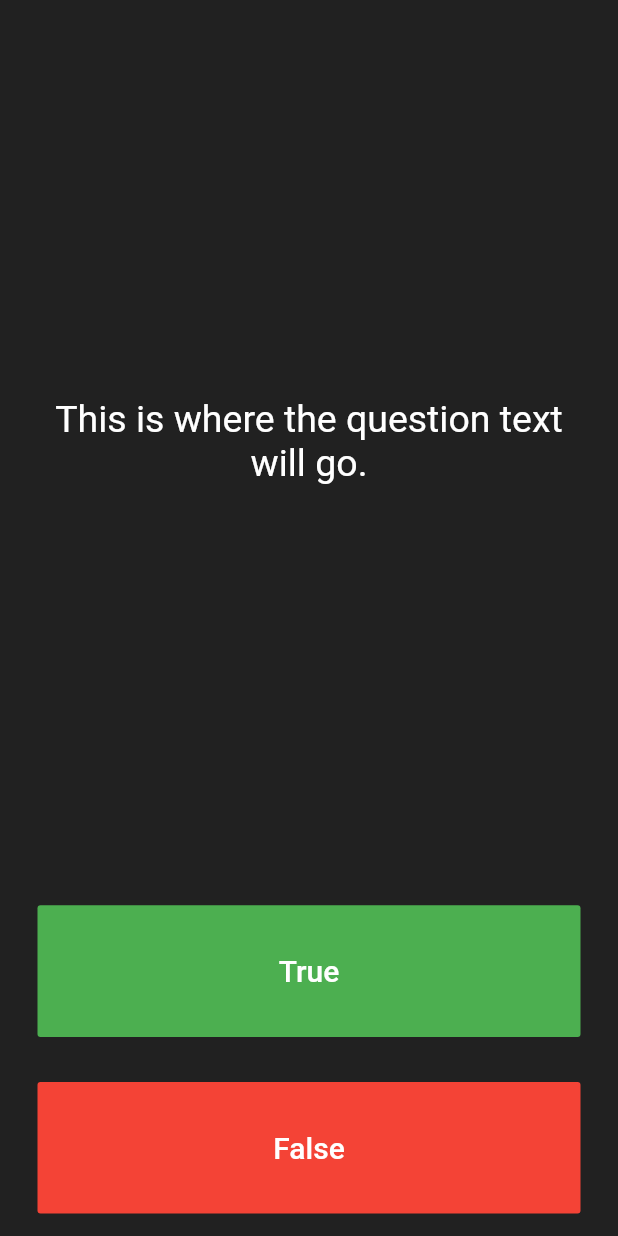
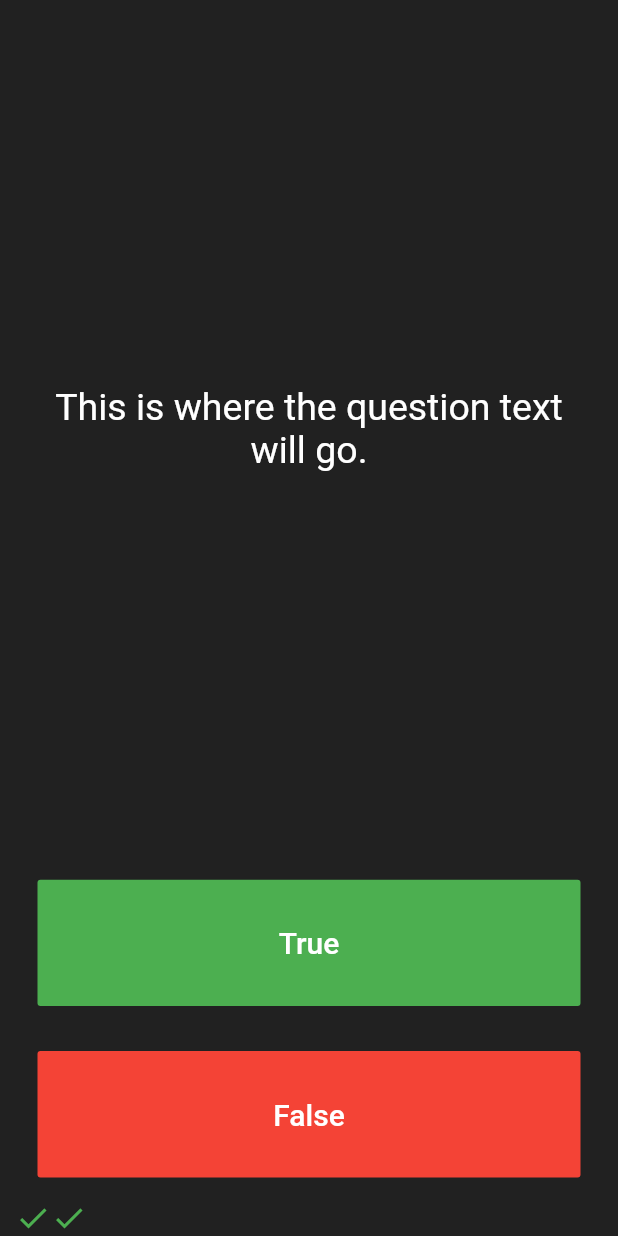
Before and after one commit to alejorom/quizzler_flutter, a Flutter app: the screen it shows after launch, after a tap on "True", on a phone screen of 412 x 824 dp. Run offline on Flutter 3.47's test engine with Material 2 defaults, Android fonts, the phone set to English and light mode, and no system bars.

Commit message:
Agregar lista de respuestas

```diff
--- a/lib/main.dart
+++ b/lib/main.dart
@@ -8,6 +8,7 @@ class Quizzler extends StatelessWidget {
   @override
   Widget build(BuildContext context) {
     return MaterialApp(
+      debugShowCheckedModeBanner: false,
       home: Scaffold(
         backgroundColor: Colors.grey.shade900,
         body: const SafeArea(
@@ -29,6 +30,14 @@ class QuizPage extends StatefulWidget {
 }
 
 class _QuizPageState extends State<QuizPage> {
+
+  List <Icon> scoreKeeper = [
+    const Icon (
+      Icons.check,
+      color:  Colors.green,
+    ),
+  ];
+
   @override
   Widget build(BuildContext context) {
     return Column(
@@ -65,7 +74,14 @@ class _QuizPageState extends State<QuizPage> {
                 ),
               ),
               onPressed: () {
-                //The user picked true.
+                setState(() {
+                  scoreKeeper.add(
+                    const Icon(
+                        Icons.check,
+                        color: Colors.green
+                    ),
+                  );
+                });
               },
             ),
           ),
@@ -83,10 +99,20 @@ class _QuizPageState extends State<QuizPage> {
                 ),
               ),
               onPressed: () {
-                //The user picked false.
+                setState(() {
+                  scoreKeeper.add(
+                    const Icon(
+                      Icons.close,
+                      color: Colors.red,
+                    ),
+                  );
+                });
               },
             ),
           ),
+        ),
+        Row(
+          children: scoreKeeper,
         ),
       ],
     );
```
Also changed, not shown: 1 other file.
